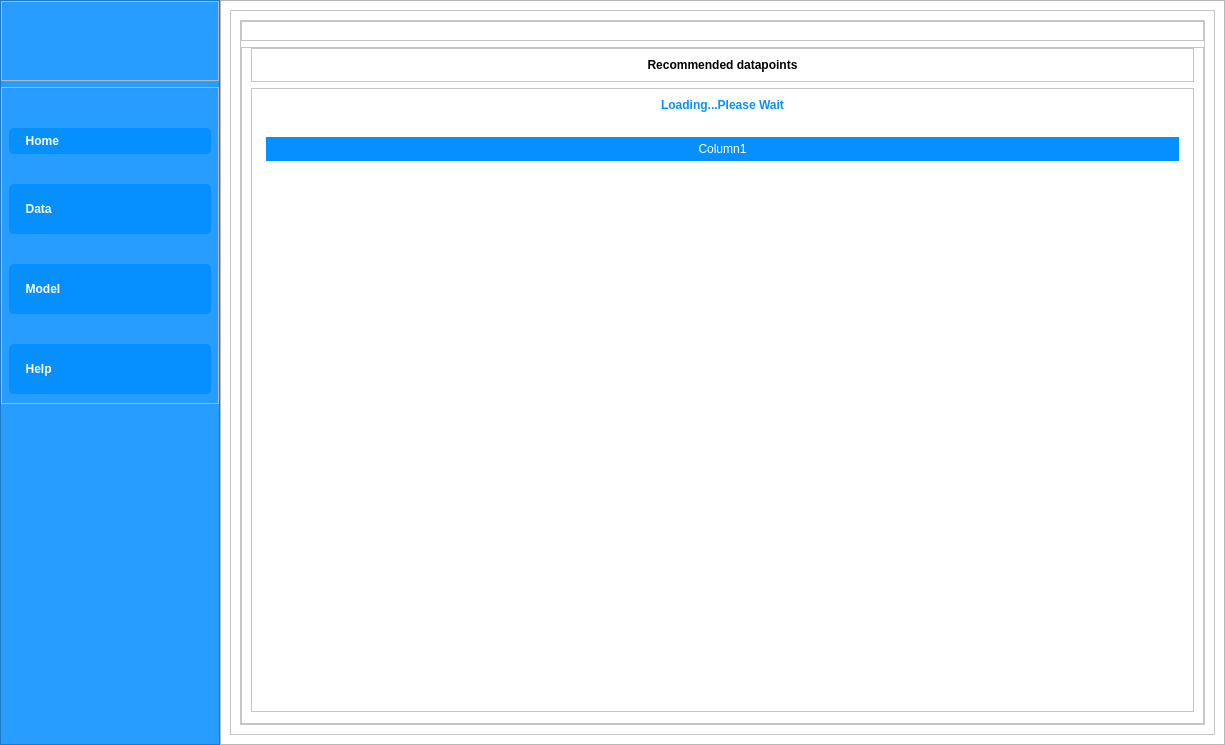
Qt form main.ui (ali7haider/Active-Learning-Platform_PyQT5_Desktop_App) before a commit.
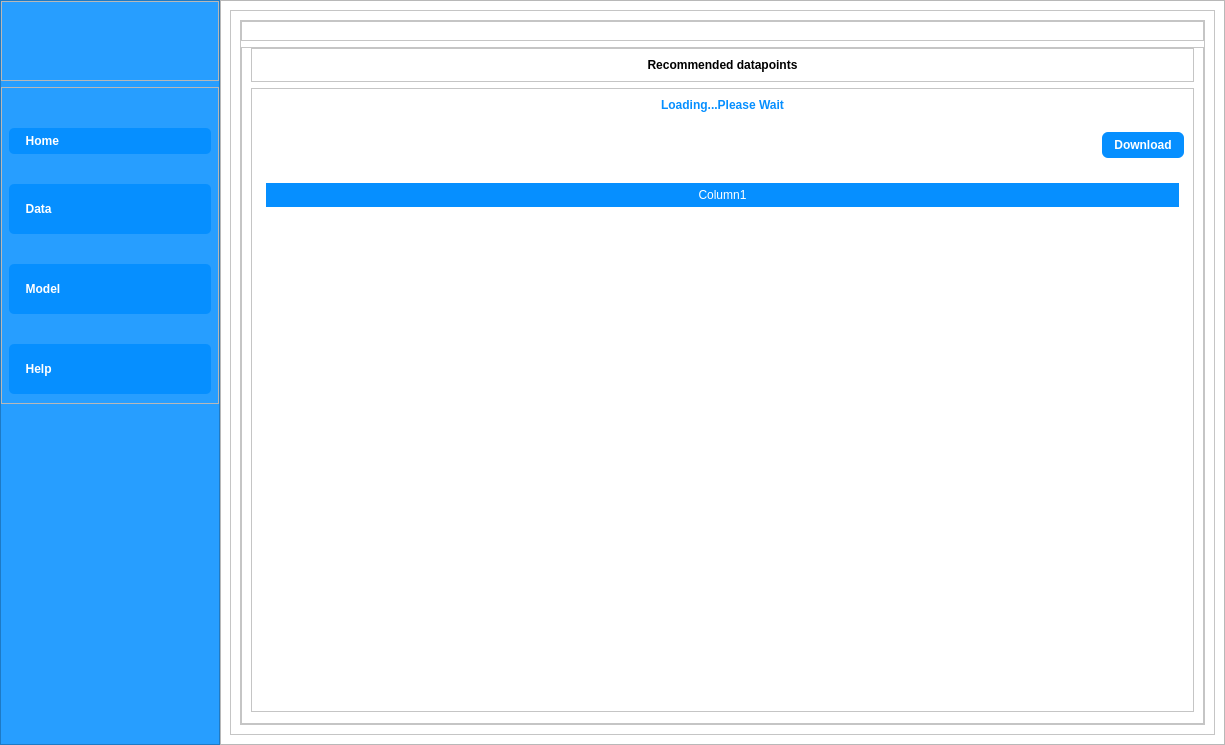
The same form after that commit. The open tabs and pages were chosen to show the change. Icons and pictures are not drawn.

Commit message: Add download button to MainScreen for saving results as CSV

```diff
--- a/main.ui
+++ b/main.ui
@@ -2620,6 +2620,28 @@
                             </property>
                            </widget>
                           </item>
+                          <item alignment="Qt::AlignRight">
+                           <widget class="QPushButton" name="btnDownload">
+                            <property name="cursor">
+                             <cursorShape>PointingHandCursor</cursorShape>
+                            </property>
+                            <property name="styleSheet">
+                             <string notr="true">QPushButton {
+    color: white;                      /* Text color */
+    padding: 6px 12px;                 /* Padding inside button */
+    font-weight: bold;                 /* Bold text */
+	background-color:#068fff;
+	font:  12pt &quot;Calibri&quot;;
+    border-radius: 6px;                /* Rounded corners */
+
+
+}</string>
+                            </property>
+                            <property name="text">
+                             <string>Download</string>
+                            </property>
+                           </widget>
+                          </item>
                           <item>
                            <widget class="QTableWidget" name="resultTable">
                             <property name="editTriggers">
@@ -2650,7 +2672,7 @@
                              <bool>true</bool>
                             </attribute>
                             <attribute name="verticalHeaderVisible">
-                             <bool>false</bool>
+                             <bool>true</bool>
                             </attribute>
                             <attribute name="verticalHeaderCascadingSectionResizes">
                              <bool>false</bool>
```
Left out of the diff: 8 changed lines with no effect on the pictures. The commit also changes 2 other files.
